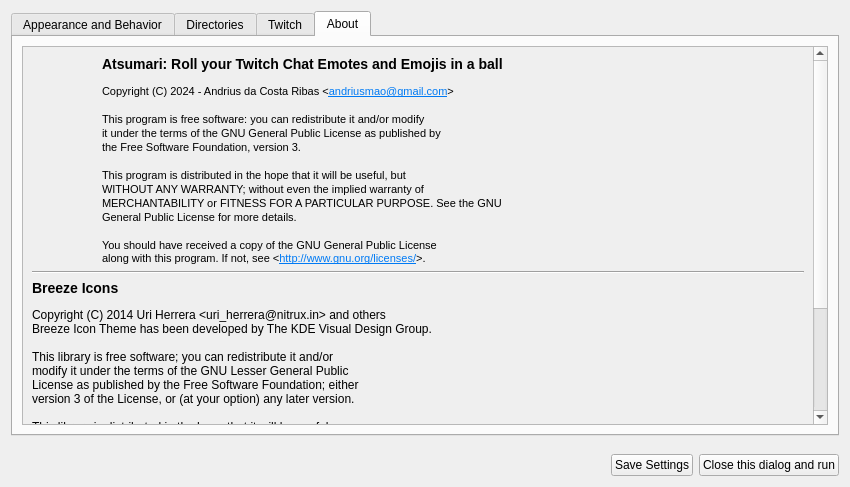
Above: setupwidget.ui from xiluembo/atsumari before the change. Below: the same form after it.
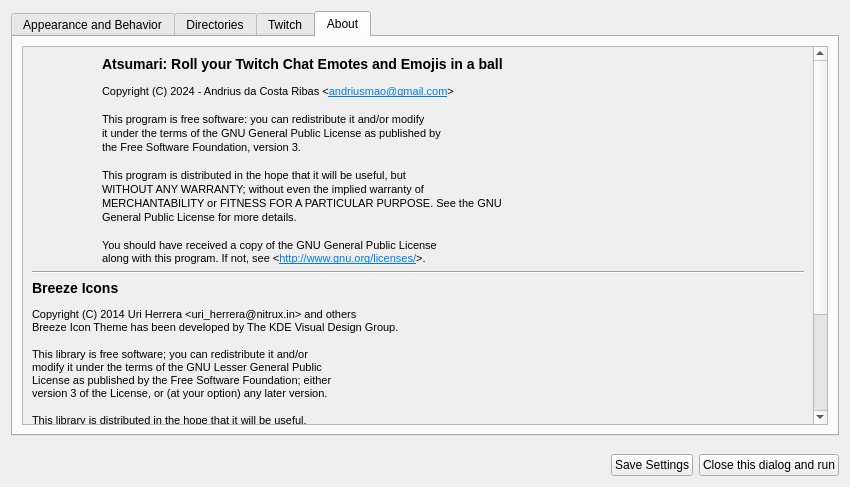
That is the form after the change. The open tabs and pages were chosen to show the change. Icons and pictures are not drawn.

Commit message: Normalize text size on about tab.

The edit to the form file:
```diff
--- a/setupwidget.ui
+++ b/setupwidget.ui
@@ -719,7 +719,7 @@
             <x>0</x>
             <y>0</y>
             <width>794</width>
-            <height>640</height>
+            <height>618</height>
            </rect>
           </property>
           <layout class="QVBoxLayout" name="verticalLayout_8">
@@ -783,7 +783,7 @@
                 </sizepolicy>
                </property>
                <property name="text">
-                <string>&lt;html&gt;&lt;head/&gt;&lt;body&gt;&lt;h3 style=&quot; margin-top:14px; margin-bottom:12px; margin-left:0px; margin-right:0px; -qt-block-indent:0; text-indent:0px;&quot;&gt;&lt;span style=&quot; font-size:8pt; font-weight:700;&quot;&gt;Breeze Icons&lt;/span&gt;&lt;/h3&gt;&lt;p&gt;Copyright (C) 2014 Uri Herrera &amp;lt;uri_herrera@nitrux.in&amp;gt; and others&lt;br/&gt;Breeze Icon Theme has been developed by The KDE Visual Design Group.&lt;br/&gt;&lt;br/&gt;This library is free software; you can redistribute it and/or&lt;br/&gt;modify it under the terms of the GNU Lesser General Public&lt;br/&gt;License as published by the Free Software Foundation; either&lt;br/&gt;version 3 of the License, or (at your option) any later version.&lt;br/&gt;&lt;br/&gt;This library is distributed in the hope that it will be useful,&lt;br/&gt;but WITHOUT ANY WARRANTY; without even the implied warranty of&lt;br/&gt;MERCHANTABILITY or FITNESS FOR A PARTICULAR PURPOSE. See the GNU&lt;br/&gt;Lesser General Public License for more details.&lt;br/&gt;&lt;br/&gt;You should have received a copy of the GNU Lesser General Public&lt;br/&gt;License along with this library. If not, see &amp;lt;&lt;a href=&quot;http://www.gnu.org/licenses/&quot;&gt;&lt;span style=&quot; font-size:8pt; text-decoration: underline; color:#007af4;&quot;&gt;http://www.gnu.org/licenses/&lt;/span&gt;&lt;/a&gt;&amp;gt;.&lt;br/&gt;&lt;/p&gt;&lt;/body&gt;&lt;/html&gt;</string>
+                <string>&lt;html&gt;&lt;head/&gt;&lt;body&gt;&lt;h3 style=&quot; margin-top:14px; margin-bottom:12px; margin-left:0px; margin-right:0px; -qt-block-indent:0; text-indent:0px;&quot;&gt;&lt;span style=&quot; font-size:8pt; font-weight:700;&quot;&gt;Breeze Icons&lt;/span&gt;&lt;/h3&gt;&lt;p&gt;&lt;span style=&quot; font-size:8pt;&quot;&gt;Copyright (C) 2014 Uri Herrera &amp;lt;uri_herrera@nitrux.in&amp;gt; and others&lt;br/&gt;Breeze Icon Theme has been developed by The KDE Visual Design Group.&lt;br/&gt;&lt;br/&gt;This library is free software; you can redistribute it and/or&lt;br/&gt;modify it under the terms of the GNU Lesser General Public&lt;br/&gt;License as published by the Free Software Foundation; either&lt;br/&gt;version 3 of the License, or (at your option) any later version.&lt;br/&gt;&lt;br/&gt;This library is distributed in the hope that it will be useful,&lt;br/&gt;but WITHOUT ANY WARRANTY; without even the implied warranty of&lt;br/&gt;MERCHANTABILITY or FITNESS FOR A PARTICULAR PURPOSE. See the GNU&lt;br/&gt;Lesser General Public License for more details.&lt;br/&gt;&lt;br/&gt;You should have received a copy of the GNU Lesser General Public&lt;br/&gt;License along with this library. If not, see &amp;lt;&lt;/span&gt;&lt;a href=&quot;http://www.gnu.org/licenses/&quot;&gt;&lt;span style=&quot; font-size:8pt; text-decoration: underline; color:#007af4;&quot;&gt;http://www.gnu.org/licenses/&lt;/span&gt;&lt;/a&gt;&lt;span style=&quot; font-size:8pt;&quot;&gt;&amp;gt;.&lt;/span&gt;&lt;br/&gt;&lt;/p&gt;&lt;/body&gt;&lt;/html&gt;</string>
                </property>
               </widget>
              </item>
```
